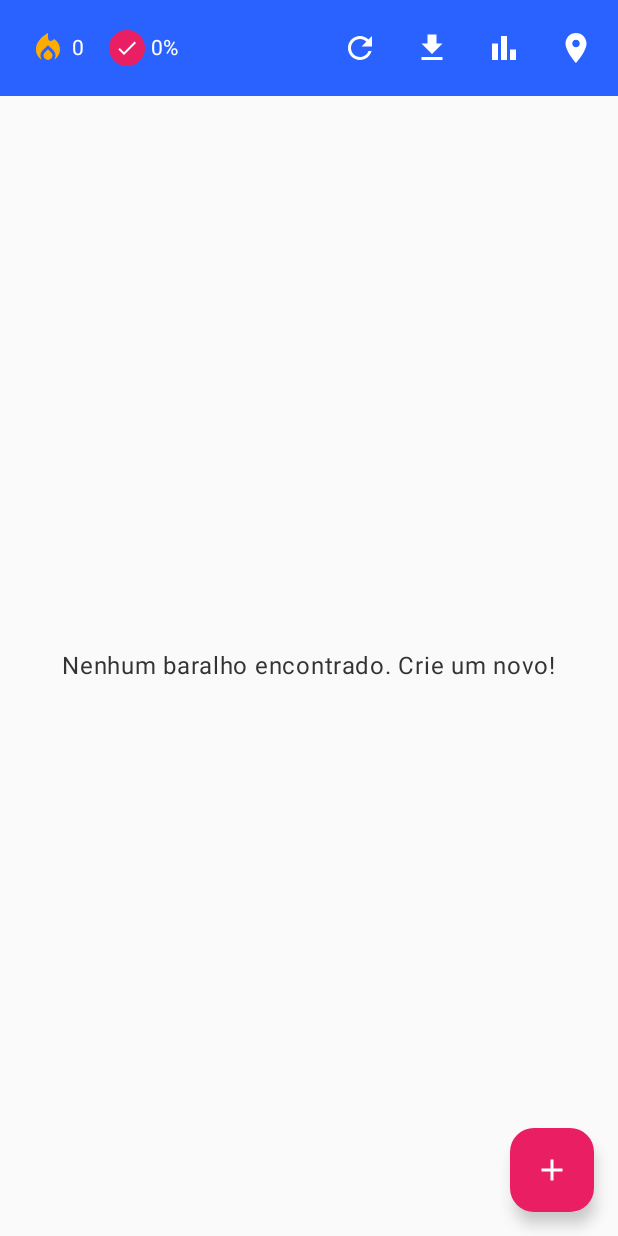
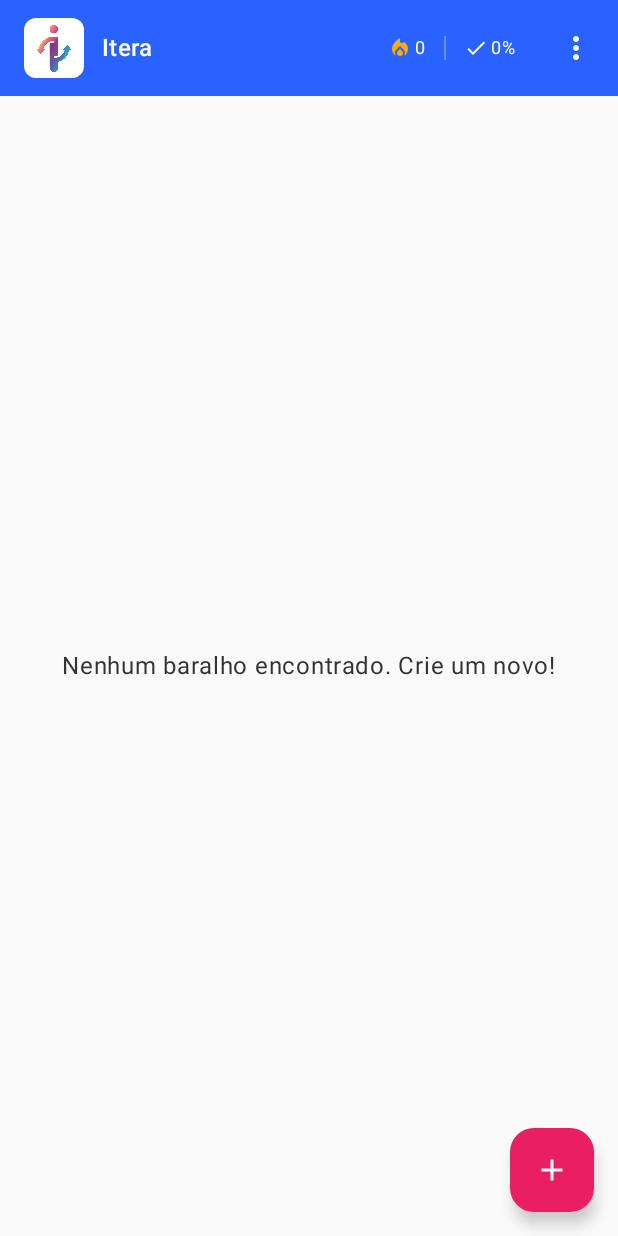
Before and after one commit to henrydicarlo/FlashCardApp, an Android app built with Jetpack Compose: the screen it shows after launch (MainActivity), on a phone screen of 412 x 824 dp. Run offline under Robolectric (Android 15) with nearby library versions, the phone set to English and light mode, and no system bars; our stand-ins replace Room's generated code, accompanist.

Commit message:
Identidade Visual aplicada

```diff
--- a/app/src/main/java/com/example/flashcardapp/ui/screens/DeckDetailScreen.kt
+++ b/app/src/main/java/com/example/flashcardapp/ui/screens/DeckDetailScreen.kt
@@ -59,6 +59,7 @@ import androidx.compose.ui.graphics.Brush
 import androidx.compose.ui.graphics.Color
 import androidx.compose.ui.graphics.SolidColor
 import androidx.compose.ui.graphics.vector.ImageVector
+import androidx.compose.ui.text.style.TextAlign
 import androidx.compose.ui.text.style.TextOverflow
 import androidx.compose.ui.unit.dp
 import androidx.navigation.NavController
@@ -180,6 +181,7 @@ fun DeckDetailScreen(
                         Text(
                             text = "Clique no botão + para adicionar flashcards a este baralho",
                             style = MaterialTheme.typography.bodyMedium,
+                            textAlign = TextAlign.Center,
                             color = NeutralDark.copy(alpha = 0.7f),
                             modifier = Modifier.padding(top = 8.dp)
                         )
--- a/app/src/main/java/com/example/flashcardapp/ui/screens/DeckListScreen.kt
+++ b/app/src/main/java/com/example/flashcardapp/ui/screens/DeckListScreen.kt
@@ -1,5 +1,6 @@
 package com.example.flashcardapp.ui.screens
 
+import androidx.compose.foundation.Image
 import androidx.compose.foundation.background
 import androidx.compose.foundation.layout.Arrangement
 import androidx.compose.foundation.layout.Box
@@ -59,14 +60,21 @@ import androidx.compose.ui.Modifier
 import androidx.compose.ui.draw.clip
 import androidx.compose.ui.graphics.Brush
 import androidx.compose.ui.graphics.Color
+import androidx.compose.ui.res.painterResource
 import androidx.compose.ui.text.style.TextOverflow
 import androidx.compose.ui.unit.dp
 import androidx.navigation.NavController
 import androidx.room.Room
+import com.example.flashcardapp.R
 import com.example.flashcardapp.services.SyncService
 import com.example.flashcardapp.ui.model.DeckWithStats
 import com.example.flashcardapp.ui.viewmodel.FlashcardAppViewModel
 import kotlin.math.roundToInt
+import androidx.compose.foundation.Image
+import androidx.compose.ui.res.painterResource
+import androidx.compose.material.icons.filled.MoreVert
+import androidx.compose.material3.DropdownMenu
+import androidx.compose.material3.DropdownMenuItem
 
 private val BluePrimary = Color(0xFF2962FF) // Azul vibrante primário
 private val BlueDark = Color(0xFF0039CB) // Azul escuro para elementos de destaque
@@ -80,12 +88,10 @@ private val ErrorRed = Color(0xFFE53935) // Vermelho para erros
 private val InfoBlue = Color(0xFF29B6F6) // Azul para informações
 private val AmberAccent = Color(0xFFFFAB00) // Âmbar para elementos que precisam de destaque especial
 
-// Gradiente principal para elementos destacados
 private val GradientPrimary = Brush.horizontalGradient(
     colors = listOf(MagentaSecondary, PurpleTransition, BluePrimary)
 )
 
-// Gradiente suave para fundos e elementos decorativos
 private val GradientBackground = Brush.verticalGradient(
     colors = listOf(BlueLight.copy(alpha = 0.8f), MagentaLight.copy(alpha = 0.3f))
 )
@@ -104,47 +110,73 @@ fun DeckListScreen(
         containerColor = NeutralLight,
         topBar = {
             TopAppBar(
-                title = { Text("", color = Color.White) },
+                title = {
+                    Row(
+                        verticalAlignment = Alignment.CenterVertically,
+                        horizontalArrangement = Arrangement.spacedBy(12.dp)
+                    ) {
+                        // App logo
+                        Image(
+                            painter = painterResource(id = R.mipmap.logoitera),
+                            contentDescription = "App Logo",
+                            modifier = Modifier
+                                .size(40.dp)
+                                .clip(RoundedCornerShape(8.dp))
+                        )
+
+                        // App name or empty text if you prefer
+                        Text("Itera", color = Color.White, style = MaterialTheme.typography.titleMedium)
+                    }
+                },
                 colors = TopAppBarDefaults.topAppBarColors(
                     containerColor = BluePrimary,
                     titleContentColor = Color.White,
                     actionIconContentColor = Color.White
                 ),
-                navigationIcon = {
+                actions = {
+                    // Stats card in a nice compact design
+                    Card(
+                        colors = CardDefaults.cardColors(
+                            containerColor = BluePrimary.copy(alpha = 0.3f)
+                        ),
+                        shape = RoundedCornerShape(16.dp),
+                        modifier = Modifier.padding(end = 8.dp)
+                    ) {
                         Row(
-                        modifier = Modifier.padding(start = 16.dp),
-                        horizontalArrangement = Arrangement.spacedBy(16.dp),
-                        verticalAlignment = Alignment.CenterVertically
+                            modifier = Modifier.padding(horizontal = 8.dp, vertical = 4.dp),
+                            verticalAlignment = Alignment.CenterVertically,
+                            horizontalArrangement = Arrangement.spacedBy(12.dp)
                         ) {
-                        // Ícone de sequência de dias (chama)
+                            // Streak days with flame icon
                             Row(
                                 verticalAlignment = Alignment.CenterVertically,
-                            horizontalArrangement = Arrangement.spacedBy(4.dp)
+                                horizontalArrangement = Arrangement.spacedBy(2.dp)
                             ) {
                                 Icon(
                                     imageVector = Icons.Default.LocalFireDepartment,
                                     contentDescription = "Dias consecutivos",
-                                tint = AmberAccent
+                                    tint = AmberAccent,
+                                    modifier = Modifier.size(16.dp)
                                 )
                                 Text(
                                     text = "${userStatsState.streakDays}",
                                     color = Color.White,
-                                style = MaterialTheme.typography.bodyMedium
+                                    style = MaterialTheme.typography.bodySmall
                                 )
                             }
 
-                        // Ícone de taxa de acerto
+                            // Divider
+                            Box(
+                                modifier = Modifier
+                                    .height(16.dp)
+                                    .width(1.dp)
+                                    .background(Color.White.copy(alpha = 0.3f))
+                            )
+
+                            // Correct answer rate
                             Row(
                                 verticalAlignment = Alignment.CenterVertically,
-                            horizontalArrangement = Arrangement.spacedBy(4.dp)
-                        ) {
-                            Box(
-                                modifier = Modifier
-                                    .background(
-                                        color = MagentaSecondary,
-                                        shape = CircleShape
-                                    )
-                                    .padding(4.dp)
+                                horizontalArrangement = Arrangement.spacedBy(2.dp)
                             ) {
                                 Icon(
                                     imageVector = Icons.Default.Check,
@@ -152,27 +184,86 @@ fun DeckListScreen(
                                     tint = Color.White,
                                     modifier = Modifier.size(16.dp)
                                 )
-                            }
                                 Text(
                                     text = "${(userStatsState.correctAnswerRate * 100).roundToInt()}%",
                                     color = Color.White,
-                                style = MaterialTheme.typography.bodyMedium
+                                    style = MaterialTheme.typography.bodySmall
                                 )
                             }
                         }
+                    }
+
+                    // Menu with all options
+                    var showMenu by remember { mutableStateOf(false) }
+                    IconButton(onClick = { showMenu = !showMenu }) {
+                        Icon(
+                            imageVector = Icons.Default.MoreVert,
+                            contentDescription = "More options",
+                            tint = Color.White
+                        )
+                    }
+
+                    DropdownMenu(
+                        expanded = showMenu,
+                        onDismissRequest = { showMenu = false },
+                        modifier = Modifier.background(Color.White)
+                    ) {
+                        DropdownMenuItem(
+                            text = { Text("Sincronizar") },
+                            leadingIcon = {
+                                Icon(
+                                    Icons.Default.Refresh,
+                                    contentDescription = "Sync",
+                                    tint = BluePrimary
+                                )
                             },
-                actions = {
-                    IconButton(onClick = { viewModel.sync() }) {
-                        Icon(Icons.Default.Refresh, contentDescription = "Sync", tint = Color.White)
+                            onClick = {
+                                viewModel.sync()
+                                showMenu = false
                             }
-                    IconButton(onClick = { viewModel.downloadData() }) {
-                        Icon(Icons.Default.Download, contentDescription = "Sync", tint = Color.White)
+                        )
+                        DropdownMenuItem(
+                            text = { Text("Baixar dados") },
+                            leadingIcon = {
+                                Icon(
+                                    Icons.Default.Download,
+                                    contentDescription = "Download",
+                                    tint = BluePrimary
+                                )
+                            },
+                            onClick = {
+                                viewModel.downloadData()
+                                showMenu = false
                             }
-                    IconButton(onClick = { navController.navigate("stats") }) {
-                        Icon(Icons.Default.BarChart, contentDescription = "Statistics", tint = Color.White)
+                        )
+                        DropdownMenuItem(
+                            text = { Text("Estatísticas") },
+                            leadingIcon = {
+                                Icon(
+                                    Icons.Default.BarChart,
+                                    contentDescription = "Statistics",
+                                    tint = BluePrimary
+                                )
+                            },
+                            onClick = {
+                                navController.navigate("stats")
+                                showMenu = false
                             }
-                    IconButton(onClick = { navController.navigate("locations") }) {
-                        Icon(Icons.Default.LocationOn, contentDescription = "Locations", tint = Color.White)
+                        )
+                        DropdownMenuItem(
+                            text = { Text("Locais de Estudo") },
+                            leadingIcon = {
+                                Icon(
+                                    Icons.Default.LocationOn,
+                                    contentDescription = "Locations",
+                                    tint = BluePrimary
+                                )
+                            },
+                            onClick = {
+                                navController.navigate("locations")
+                                showMenu = false
+                            }
+                        )
                     }
                 }
             )
--- a/app/src/main/java/com/example/flashcardapp/ui/screens/LocationScreen.kt
+++ b/app/src/main/java/com/example/flashcardapp/ui/screens/LocationScreen.kt
@@ -298,7 +298,9 @@ fun EmptyLocationsView(modifier: Modifier = Modifier) {
         Text(
             text = "Nenhuma localização de estudo ainda",
             style = MaterialTheme.typography.headlineSmall,
+            textAlign = TextAlign.Center,
             color = NeutralDark
+
         )
         Spacer(modifier = Modifier.height(8.dp))
         Text(
--- a/app/src/main/java/com/example/flashcardapp/ui/screens/StatsScreen.kt
+++ b/app/src/main/java/com/example/flashcardapp/ui/screens/StatsScreen.kt
@@ -165,7 +165,7 @@ fun StatsScreen(
                                 .fillMaxWidth()
                                 .padding(vertical = 8.dp),
                             colors = CardDefaults.cardColors(
-                                containerColor = MagentaSecondary.copy(alpha = 0.8f)
+                                containerColor = MagentaSecondary.copy(alpha = 1f)
                             ),
                             shape = RoundedCornerShape(12.dp)
                         ) {
```
Lines whose indentation alone changed are shown as unchanged.
